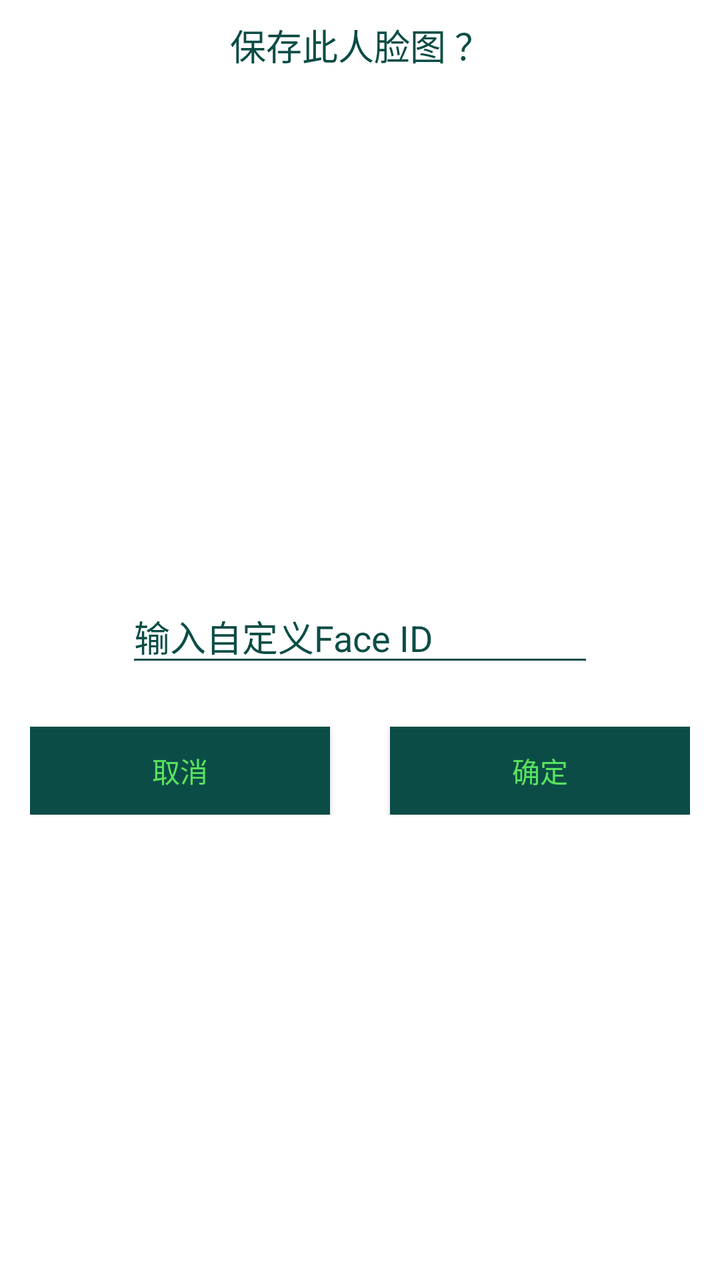
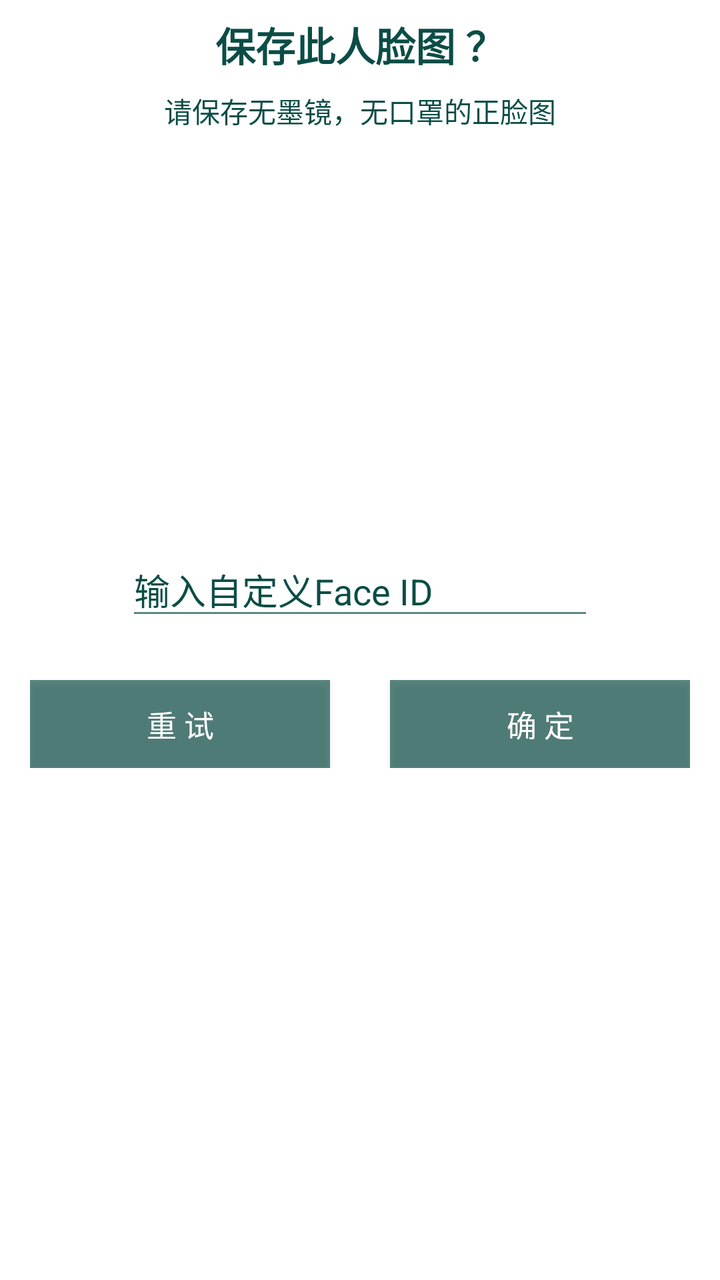

Screens rendered from an Android XML layout before and after an edit, with the pre-edit source and the edit as a unified diff.
<!-- AndroidManifest.xml: application theme Theme.AppCompat.NoActionBar -->
<!-- res/layout/dialog_confirm_base.xml -->
<?xml version="1.0" encoding="utf-8"?>
<LinearLayout xmlns:android="http://schemas.android.com/apk/res/android"
    android:layout_width="match_parent"
    android:layout_height="wrap_content"
    android:background="@color/white"
    android:orientation="vertical">

    <androidx.core.widget.NestedScrollView
        android:layout_width="match_parent"
        android:layout_height="match_parent">

        <LinearLayout
            android:layout_width="match_parent"
            android:layout_height="wrap_content"
            android:orientation="vertical">

            <TextView
                android:id="@+id/textView"
                android:layout_width="match_parent"
                android:layout_height="45dp"
                android:background="@color/white"
                android:gravity="center"
                android:text="保存此人脸图 ？"
                android:textColor="@color/colorPrimary"
                android:textSize="18sp" />


            <ImageView
                android:id="@+id/preview"
                android:layout_gravity="center"
                android:layout_marginTop="25dp"
                android:layout_marginBottom="25dp"
                android:layout_width="200dp"
                android:layout_height="200dp"/>


            <EditText
                android:id="@+id/edit_text"
                android:layout_width="234dp"
                android:layout_height="wrap_content"
                android:hint="输入自定义Face ID"
                android:layout_gravity="center"
                android:theme="@style/MyEditText"
                android:layout_marginBottom="25dp"
                android:textColorHint="@color/colorPrimary"
                android:textColor="@color/green"
                android:focusable="true"
                android:singleLine="true"
                android:focusableInTouchMode="true"
                />


            <LinearLayout
                android:layout_width="match_parent"
                android:layout_height="wrap_content"
                android:layout_marginBottom="15dp"
                android:orientation="horizontal"
                android:paddingLeft="15dp"
                android:paddingRight="15dp">

                <Button
                    android:id="@+id/btn_cancel"
                    android:layout_width="0dp"
                    android:layout_height="44dp"
                    android:layout_marginRight="15dp"
                    android:layout_weight="1"
                    android:background="@color/colorPrimary"
                    android:text="取消"
                    android:textColor="@color/green"
                    android:textSize="14sp" />

                <Button
                    android:id="@+id/btn_ok"
                    android:layout_width="0dp"
                    android:layout_height="44dp"
                    android:layout_weight="1"
                    android:layout_marginLeft="15dp"
                    android:background="@color/colorPrimary"
                    android:text="确定"
                    android:textColor="@color/green"
                    android:textSize="14sp" />

            </LinearLayout>

        </LinearLayout>

    </androidx.core.widget.NestedScrollView>

</LinearLayout>
<!-- resources referenced by this layout -->
<resources>
  <color name="colorPrimary">#0B4D46</color>
  <color name="green">#58E35E</color>
  <color name="white">#FFFFFFFF</color>
  <style name="MyEditText" parent="Theme.AppCompat.Light">
          <item name="colorControlNormal">@color/blue_sky</item>
          <item name="colorControlActivated">@color/green</item>
      </style>
  <color name="blue_sky">#0B4D46</color>
</resources>

<!-- the commit's change to res/layout/dialog_confirm_base.xml (unified diff, before → after) -->
@@ -22,16 +22,28 @@
                 android:gravity="center"
                 android:text="保存此人脸图 ？"
                 android:textColor="@color/colorPrimary"
-                android:textSize="18sp" />
+                android:textStyle="bold"
+                android:textSize="20sp" />
+
+            <TextView
+                android:id="@+id/textView2"
+                android:layout_width="match_parent"
+                android:layout_height="wrap_content"
+                android:background="@color/white"
+                android:gravity="center"
+                android:text="请保存无墨镜，无口罩的正脸图"
+                android:textColor="@color/colorPrimary"
+                android:textSize="14sp" />
+
 
 
             <ImageView
                 android:id="@+id/preview"
                 android:layout_gravity="center"
-                android:layout_marginTop="25dp"
+                android:layout_marginTop="15dp"
                 android:layout_marginBottom="25dp"
-                android:layout_width="200dp"
-                android:layout_height="200dp"/>
+                android:layout_width="166dp"
+                android:layout_height="166dp"/>
 
 
             <EditText
@@ -64,10 +76,10 @@
                     android:layout_height="44dp"
                     android:layout_marginRight="15dp"
                     android:layout_weight="1"
-                    android:background="@color/colorPrimary"
-                    android:text="取消"
-                    android:textColor="@color/green"
-                    android:textSize="14sp" />
+                    android:background="@color/blue_sky"
+                    android:text="重 试"
+                    android:textColor="@color/white"
+                    android:textSize="15sp" />
 
                 <Button
                     android:id="@+id/btn_ok"
@@ -75,10 +87,10 @@
                     android:layout_height="44dp"
                     android:layout_weight="1"
                     android:layout_marginLeft="15dp"
-                    android:background="@color/colorPrimary"
-                    android:text="确定"
-                    android:textColor="@color/green"
-                    android:textSize="14sp" />
+                    android:background="@color/blue_sky"
+                    android:text="确 定"
+                    android:textColor="@color/white"
+                    android:textSize="15sp" />
 
             </LinearLayout>
 
<!-- resource entries referenced after the edit -->
@@ -7,6 +7,6 @@
           <item name="colorControlNormal">@color/blue_sky</item>
           <item name="colorControlActivated">@color/green</item>
       </style>
-  <color name="blue_sky">#0B4D46</color>
+  <color name="blue_sky">#AA0B4D46</color>
 </resources>
 
